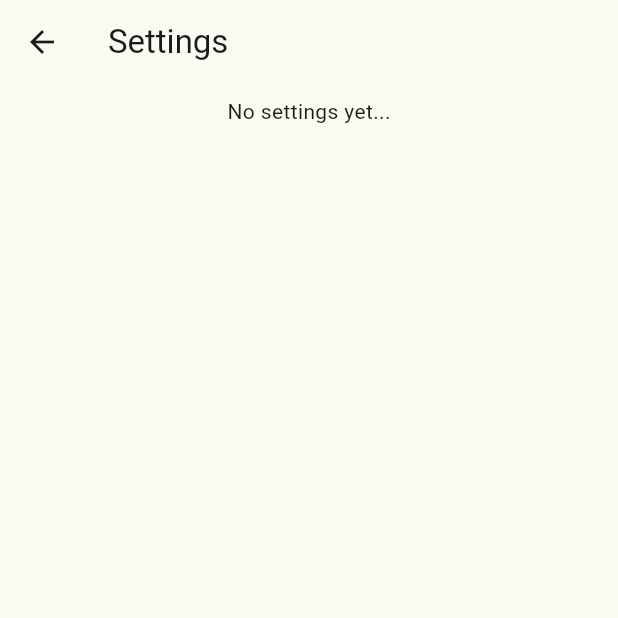
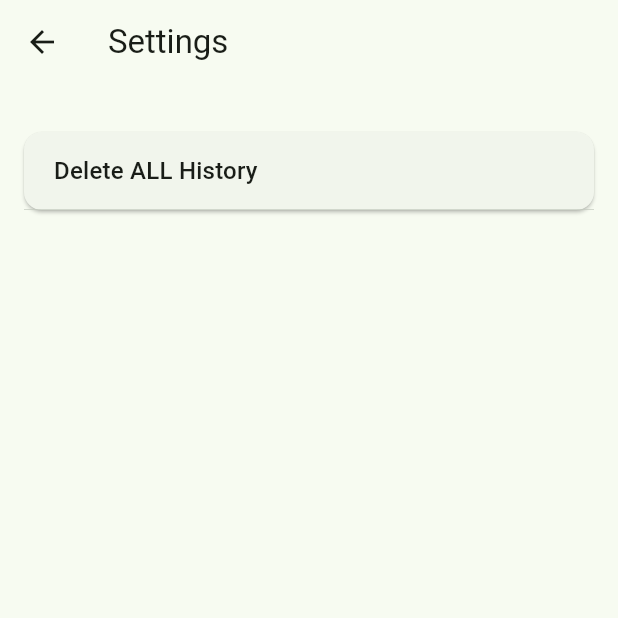
Before and after one commit to clawworks/summit_rock, a Flutter app: the SettingsPage screen opened by its route, on a phone screen of 412 x 824 dp, the top half of it. Run offline on Flutter 3.47's test engine with Material 3 defaults, Android fonts, the phone set to English and light mode, and no system bars; our stand-ins replace cloud_firestore, firebase_auth, firebase_core, flutter_hooks, freezed_annotation, go_router and 2 more; accounts and stored records are empty; generated files the repository leaves out were written again; network calls fail.

Commit message:
Add Settings Cards/Tiles and CustomDialog

```diff
--- /dev/null
+++ b/lib/src/features/settings/presentation/setting_tile.dart
@@ -0,0 +1,108 @@
+import 'package:flutter/cupertino.dart';
+import 'package:flutter/material.dart';
+
+import '../../../utilities/constants.dart';
+
+class SettingTile extends StatelessWidget {
+  const SettingTile({
+    required this.title,
+    this.value,
+    this.onTap,
+    this.onLongPress,
+    this.topDivider = false,
+    this.bottomDivider = true,
+    this.roundTop = false,
+    this.roundBottom = false,
+    this.showArrow = false,
+    this.hideSplash = false,
+    Key? key,
+  }) : super(key: key);
+
+  final String title;
+  final String? value;
+  final bool topDivider;
+  final bool bottomDivider;
+  final bool roundTop;
+  final bool roundBottom;
+  final bool showArrow;
+  final bool hideSplash;
+  final Function()? onTap;
+  final Function()? onLongPress;
+
+  @override
+  Widget build(BuildContext context) {
+    return InkWell(
+      onTap: onTap,
+      splashFactory: hideSplash ? NoSplash.splashFactory : null,
+      highlightColor: hideSplash ? Colors.transparent : null,
+      onLongPress: onLongPress,
+      borderRadius: BorderRadius.vertical(
+        top: Radius.circular(roundTop ? borderRadius : 0.0),
+        bottom: Radius.circular(roundBottom ? borderRadius : 0.0),
+      ),
+      child: Column(
+        mainAxisSize: MainAxisSize.min,
+        children: [
+          if (topDivider) const Divider(thickness: 0.35, height: 0.0),
+          Padding(
+            padding: const EdgeInsets.fromLTRB(
+              20.0,
+              14.0,
+              16.0,
+              14.0,
+            ),
+            child: Row(
+              mainAxisAlignment: MainAxisAlignment.spaceBetween,
+              children: [
+                Text(
+                  title,
+                  style: Theme.of(context)
+                      .textTheme
+                      .titleMedium
+                      ?.copyWith(fontWeight: FontWeight.w500),
+                ),
+                Expanded(
+                  child: Padding(
+                    padding: const EdgeInsets.only(left: 16.0),
+                    child: Row(
+                      mainAxisAlignment: MainAxisAlignment.end,
+                      children: [
+                        if (value != null)
+                          Expanded(
+                            child: Text(
+                              value ?? '',
+                              textAlign: TextAlign.end,
+                              overflow: TextOverflow.ellipsis,
+                              style: Theme.of(context)
+                                  .textTheme
+                                  .titleSmall
+                                  ?.copyWith(
+                                    color:
+                                        Theme.of(context).colorScheme.onSurface,
+                                  ),
+                            ),
+                          ),
+                        if (showArrow)
+                          Padding(
+                            padding: const EdgeInsets.only(left: 8.0),
+                            child: Icon(
+                              CupertinoIcons.chevron_right,
+                              size: 18.0,
+                              color: Theme.of(context).colorScheme.onSurface,
+                              // color: Theme.of(context).colorScheme.secondary,
+                            ),
+                          ),
+                      ],
+                    ),
+                  ),
+                ),
+              ],
+            ),
+          ),
+          if (bottomDivider && !roundBottom)
+            const Divider(thickness: 0.45, height: 0.0),
+        ],
+      ),
+    );
+  }
+}
--- /dev/null
+++ b/lib/src/features/settings/presentation/settings_card.dart
@@ -0,0 +1,19 @@
+import 'package:flutter/material.dart';
+
+class SettingsCard extends StatelessWidget {
+  const SettingsCard({required this.children, super.key});
+
+  final List<Widget> children;
+
+  @override
+  Widget build(BuildContext context) {
+    return Center(
+      child: Card(
+        margin: const EdgeInsets.symmetric(vertical: 16.0),
+        child: Column(
+          children: children,
+        ),
+      ),
+    );
+  }
+}
--- a/lib/src/features/settings/presentation/settings_page.dart
+++ b/lib/src/features/settings/presentation/settings_page.dart
@@ -1,4 +1,7 @@
 import 'package:flutter/material.dart';
+import 'package:summit_rock/src/features/settings/presentation/setting_tile.dart';
+import 'package:summit_rock/src/features/settings/presentation/settings_card.dart';
+import 'package:summit_rock/src/utilities/show_custom_dialog.dart';
 
 class SettingsPage extends StatelessWidget {
   const SettingsPage({super.key});
@@ -9,14 +12,27 @@ class SettingsPage extends StatelessWidget {
       appBar: AppBar(
         title: const Text('Settings'),
       ),
-      body: const Center(
-        child: Column(
-          children: [
-            Padding(
-              padding: EdgeInsets.all(8.0),
-              child: Text('No settings yet...'),
-            )
-          ],
+      body: Center(
+        child: Padding(
+          padding: const EdgeInsets.all(16.0),
+          child: Column(
+            children: [
+              SettingsCard(
+                children: [
+                  SettingTile(
+                    title: 'Delete ALL History',
+                    onTap: () async {
+                      final bool? delete = await showCustomDialog(
+                        context: context,
+                        title: 'Delete ALL History?',
+                        message: 'This action cannot be undone!',
+                      );
+                    },
+                  ),
+                ],
+              ),
+            ],
+          ),
         ),
       ),
     );
--- /dev/null
+++ b/lib/src/utilities/constants.dart
@@ -0,0 +1 @@
+const double borderRadius = 10.0;
```
Also changed, not shown: lib/src/common_widgets/custom_dialog.dart (added, +142 -0 lines), lib/src/utilities/show_custom_dialog.dart (added, +69 -0 lines).
